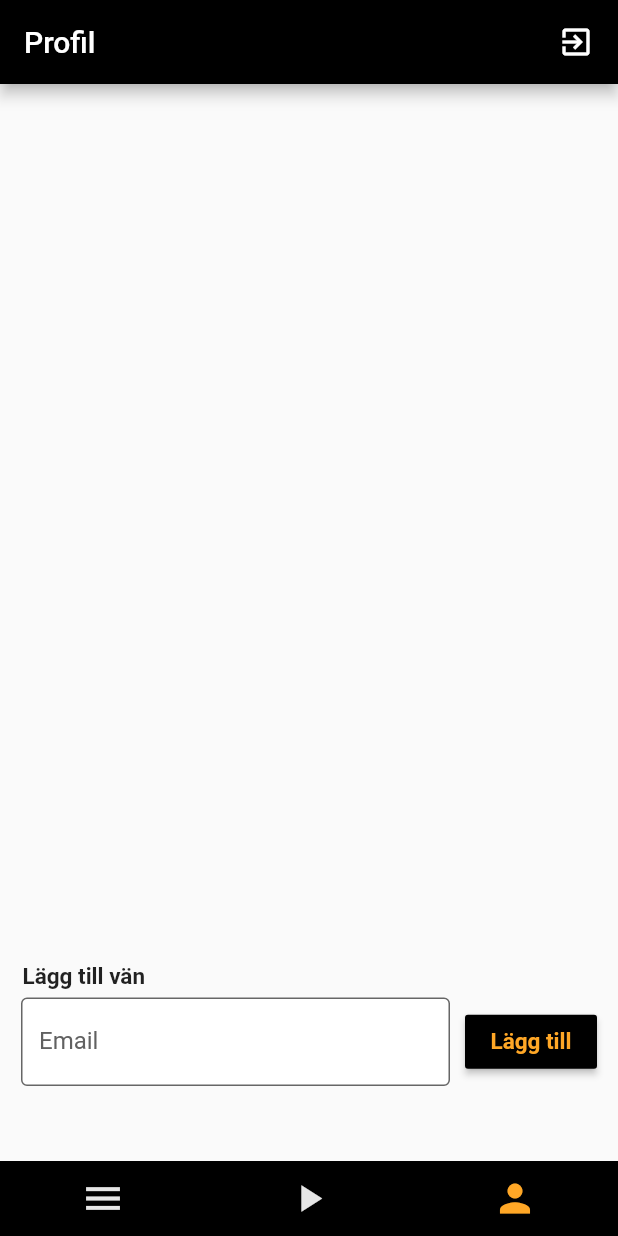
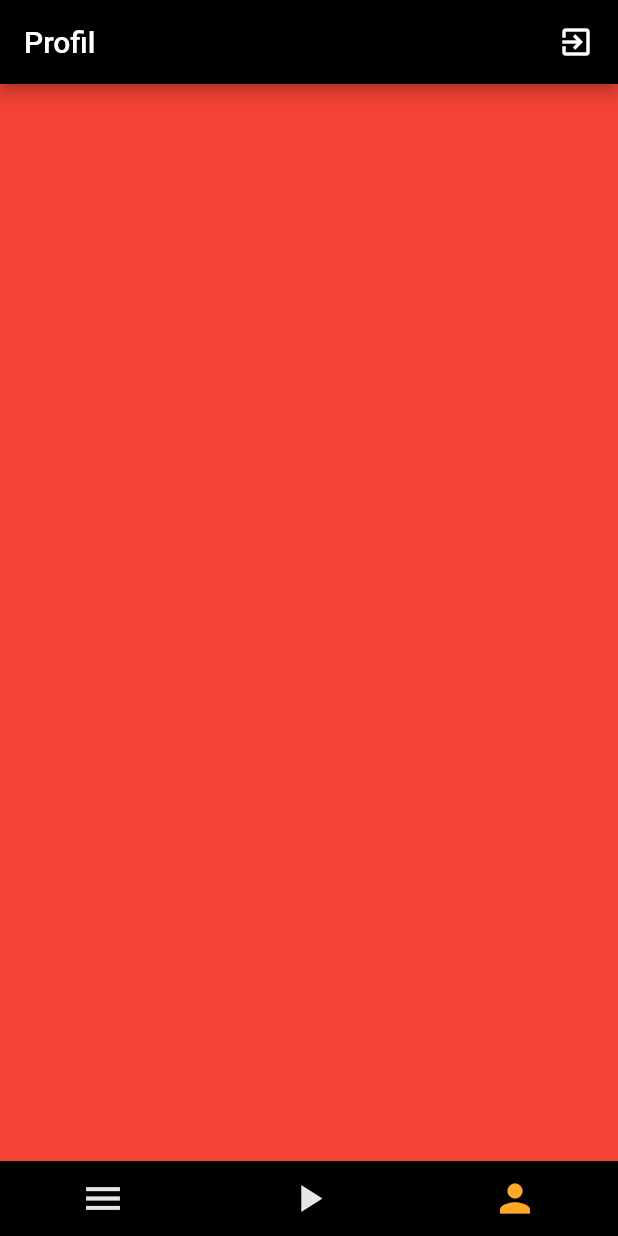
Before and after one commit to AlbinFrick/discgolf, a Flutter app: the screen it shows once a user with an empty profile is signed in, item 3 of the bottom bar chosen, on a phone screen of 412 x 824 dp. Run offline on Flutter 3.47's test engine with Material 2 defaults, Android fonts, the phone set to English and light mode, and no system bars; our stand-ins replace cloud_firestore, firebase_auth, geolocator, google_maps_flutter; accounts and stored records are empty.

Commit message:
Created profilescreen

```diff
--- a/lib/main.dart
+++ b/lib/main.dart
@@ -6,6 +6,7 @@ import 'package:discgolf/screens/playScreen.dart';
 import 'package:discgolf/screens/register.dart';
 import 'package:discgolf/screens/signin.dart';
 import 'package:discgolf/screens/user.dart';
+import 'package:discgolf/screens/profile.dart';
 import 'package:firebase_auth/firebase_auth.dart';
 import 'package:flutter/material.dart';
 import 'package:provider/provider.dart';
@@ -21,7 +22,8 @@ class Main extends StatelessWidget {
     'mapTest': (context) => MapTest(),
     'inviteFriends': (context) => InviteFriends(),
     'user': (context) => UserScreen(),
-    'course': (context) => CourseScreen()
+    'course': (context) => CourseScreen(),
+    'profile': (context) => Profile(),
   };
   @override
   Widget build(BuildContext context) {
--- a/lib/screens/home.dart
+++ b/lib/screens/home.dart
@@ -1,8 +1,6 @@
-import 'dart:developer';
-
 import 'package:discgolf/screens/courses.dart';
 import 'package:discgolf/screens/feed.dart';
-import 'package:discgolf/screens/user.dart';
+import 'package:discgolf/screens/profile.dart';
 import 'package:discgolf/utils/colors.dart';
 import 'package:firebase_auth/firebase_auth.dart';
 import 'package:flutter/material.dart';
@@ -31,7 +29,7 @@ class _HomeState extends State<Home> {
 
   @override
   Widget build(BuildContext context) {
-    List<Widget> tabs = [FeedScreen(), CoursesScreen(), UserScreen()];
+    List<Widget> tabs = [FeedScreen(), CoursesScreen(), Profile()];
     List<Widget> headers = [
       AppBar(
         backgroundColor: mainColor,
--- a/lib/screens/invite_friends.dart
+++ b/lib/screens/invite_friends.dart
@@ -6,7 +6,6 @@ import 'package:firebase_auth/firebase_auth.dart';
 import 'package:flutter/cupertino.dart';
 import 'package:flutter/material.dart';
 import 'package:provider/provider.dart';
-import 'package:flutter/services.dart';
 
 DocumentSnapshot userSnapshot;
 Future friends;
--- /dev/null
+++ b/lib/screens/profile.dart
@@ -0,0 +1,10 @@
+import 'package:flutter/material.dart';
+
+class Profile extends StatelessWidget {
+  @override
+  Widget build(BuildContext context) {
+    return Container(
+      color: Colors.red,
+    );
+  }
+}
```
